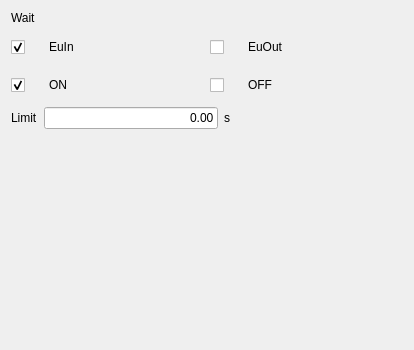
The window that hcinstruction/icwaitconditioneditor.ui (GaussCheng/2-5AxisPunch) describes before a commit, drawn with Qt 5.
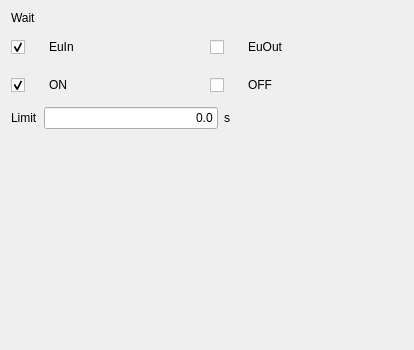
The same window after the commit. Icons and pictures are not drawn. Custom widgets are drawn as their Qt base class.

The edit to the form file:
```diff
--- a/hcinstruction/icwaitconditioneditor.ui
+++ b/hcinstruction/icwaitconditioneditor.ui
@@ -104,7 +104,7 @@
      <item>
       <widget class="ICLineEditWithVirtualNumericKeypad" name="delayEdit">
        <property name="text">
-        <string>0.00</string>
+        <string>0.0</string>
        </property>
        <property name="alignment">
         <set>Qt::AlignRight|Qt::AlignTrailing|Qt::AlignVCenter</set>
```
Left out of the diff: 2 changed lines with no effect on the pictures.
